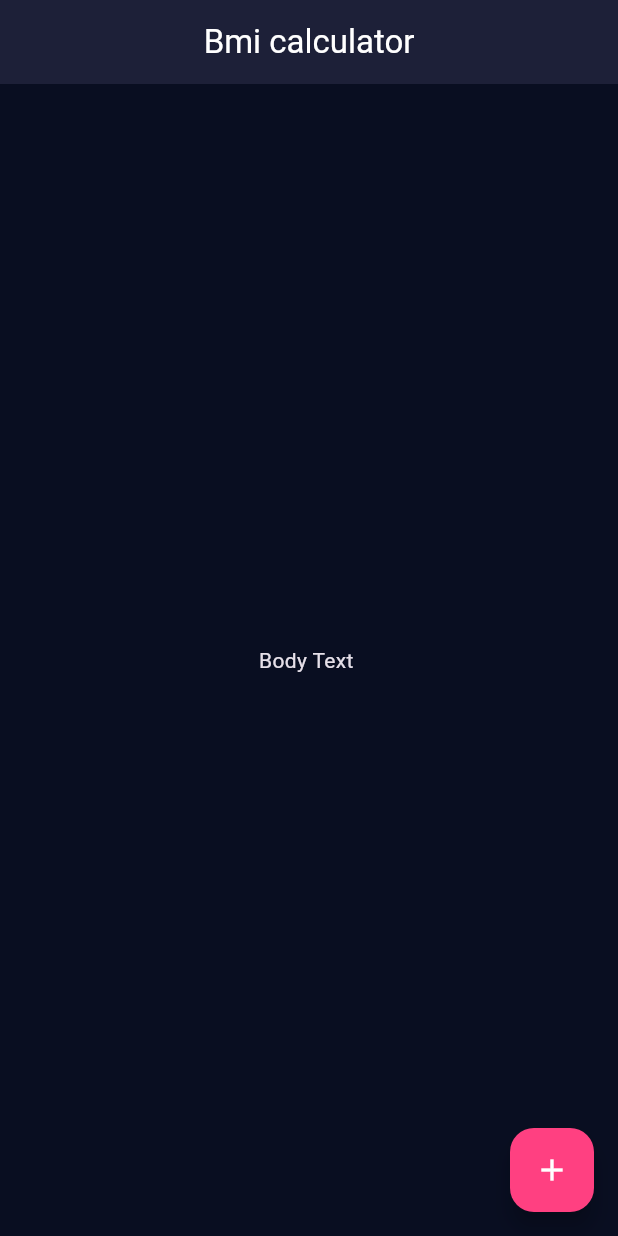
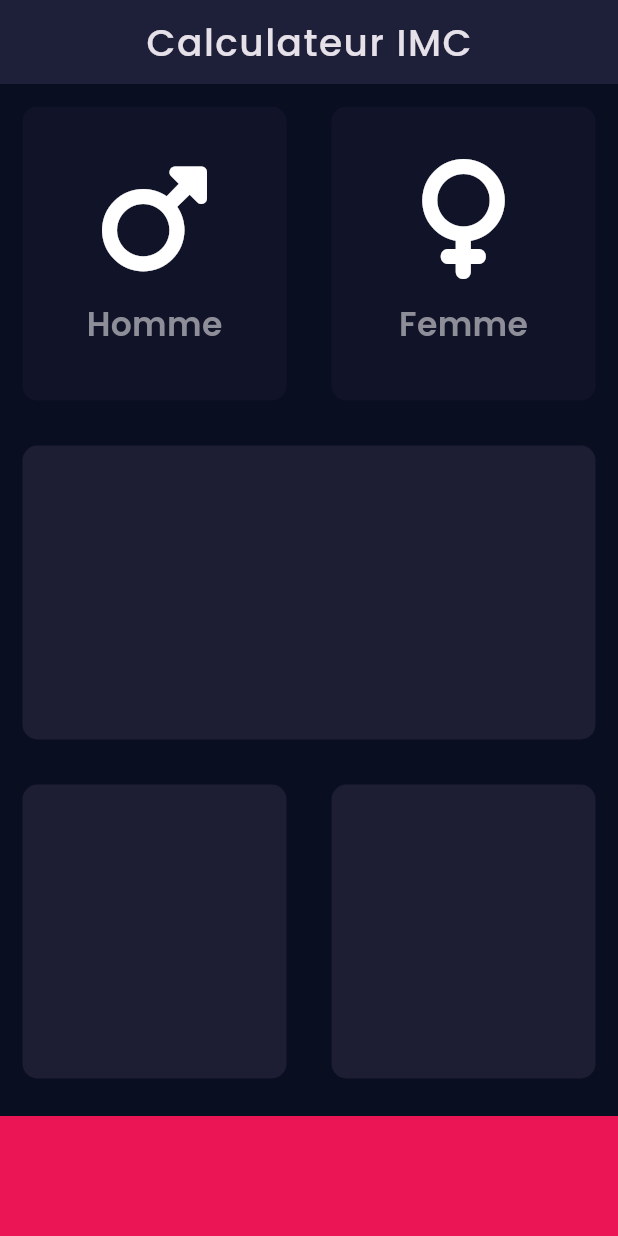
Before and after one commit to Abberate/bmi, a Flutter app: the screen it shows after launch, on a phone screen of 412 x 824 dp. Run offline on Flutter 3.47's test engine with Material 3 defaults, Android fonts, the phone set to English and light mode, and no system bars; our stand-ins replace font_awesome_flutter, google_fonts.

Commit message:
git_comit_08/06/2024

```diff
--- /dev/null
+++ b/lib/icon_content.dart
@@ -0,0 +1,30 @@
+import 'package:flutter/material.dart';
+import 'package:google_fonts/google_fonts.dart';
+
+final TextStyle textStyle = GoogleFonts.poppins(
+  fontSize: 22,
+  fontWeight: FontWeight.w600,
+  color: const Color(0xFF8D8E98),
+);
+
+
+class IconContent extends StatelessWidget {
+  IconContent({required this.icon, required this.texte});
+  final IconData icon;
+  final String texte;
+
+  @override
+  Widget build(BuildContext context) {
+    return Column(
+      mainAxisAlignment: MainAxisAlignment.center,
+      children: [
+        Icon(icon,size: 80.0,),
+        const SizedBox(height: 15),
+        Text(
+          texte,
+          style: textStyle,
+        )
+      ],
+    );
+  }
+}
--- /dev/null
+++ b/lib/input_page.dart
@@ -0,0 +1,93 @@
+import 'package:flutter/material.dart';
+import 'package:font_awesome_flutter/font_awesome_flutter.dart';
+import 'package:google_fonts/google_fonts.dart';
+import 'package:bmi/reusable_card.dart';
+import 'package:bmi/icon_content.dart';
+
+const bottomContainerHeight = 80.0;
+const activeCardColour = Color(0xFF1D1E33);
+const inactiveCardColor = Color(0xFF111328);
+const bottomContainerColour = Color(0xFFEB1555);
+
+enum Gender { male, female }
+
+class InputPage extends StatefulWidget {
+  const InputPage({super.key});
+
+  @override
+  _InputPageState createState() => _InputPageState();
+}
+
+class _InputPageState extends State<InputPage> {
+
+  Gender? selectedGender;
+
+  @override
+  Widget build(BuildContext context) {
+    return Scaffold(
+      appBar: AppBar(
+        elevation: 05.50,
+        centerTitle: true,
+        backgroundColor: Theme.of(context).primaryColor,
+        title: Text('Calculateur IMC',
+            style: GoogleFonts.poppins(
+                fontSize: 25, fontWeight: FontWeight.w500, letterSpacing: 1)),
+      ),
+      body: Column(
+        children: [
+          Expanded(
+            child: Row(
+              children: [
+                Expanded(
+                  child: GestureDetector(
+                    onTap: () {
+                      setState(() {
+                        selectedGender = Gender.male;
+                      });
+                    },
+                    child: ReusableCard(
+                      couleur: selectedGender == Gender.male ? activeCardColour : inactiveCardColor,
+                      cardChild: IconContent(
+                          icon: FontAwesomeIcons.mars, texte: 'Homme'),
+                    ),
+                  ),
+                ),
+                Expanded(
+                  child: GestureDetector(
+                      onTap: () {
+                        setState(() {
+                          selectedGender = Gender.female;
+                        });
+                      },
+                      child: ReusableCard(
+                          couleur: selectedGender == Gender.female ? activeCardColour :inactiveCardColor,
+                          cardChild: IconContent(
+                              icon: FontAwesomeIcons.venus, texte: 'Femme'))),
+                ),
+              ],
+            ),
+          ),
+          Expanded(child: ReusableCard(couleur: activeCardColour)),
+          Expanded(
+            child: Row(
+              children: [
+                Expanded(
+                  child: ReusableCard(couleur: activeCardColour),
+                ),
+                Expanded(
+                  child: ReusableCard(couleur: activeCardColour),
+                ),
+              ],
+            ),
+          ),
+          Container(
+            decoration: const BoxDecoration(color: bottomContainerColour),
+            margin: const EdgeInsets.only(top: 10),
+            width: double.infinity,
+            height: bottomContainerHeight,
+          )
+        ],
+      ),
+    );
+  }
+}
--- a/lib/main.dart
+++ b/lib/main.dart
@@ -1,3 +1,4 @@
+import 'package:bmi/input_page.dart';
 import 'package:flutter/material.dart';
 
 void main() => runApp(const BMICalculator());
@@ -8,6 +9,7 @@ class BMICalculator extends StatelessWidget {
   @override
   Widget build(BuildContext context) {
     return MaterialApp(
+      debugShowCheckedModeBanner: false,
       theme: ThemeData.dark().copyWith(
         floatingActionButtonTheme: FloatingActionButtonThemeData(backgroundColor: Colors.pinkAccent,foregroundColor: Colors.white ),
         primaryColor: Color(0xff090E21),
@@ -17,32 +19,3 @@ class BMICalculator extends StatelessWidget {
     );
   }
 }
-
-class InputPage extends StatefulWidget {
-  const InputPage({super.key});
-
-  @override
-  _InputPageState createState() => _InputPageState();
-}
-
-class _InputPageState extends State<InputPage> {
-  @override
-  Widget build(BuildContext context) {
-    return Scaffold(
-      appBar: AppBar(
-        elevation: 5.0,
-        centerTitle: true,
-        backgroundColor: Theme.of(context).primaryColor,
-        title: const Text('Bmi calculator',style: TextStyle(color: Colors.white)),
-      ),
-      body: const Center(
-        child: Text('Body Text '),
-      ),
-      floatingActionButton: FloatingActionButton(
-        // backgroundColor: Theme.of(context).primaryColor,
-        onPressed: () {  },
-        child: const Icon(Icons.add,color: Colors.white,),
-      ),
-    );
-  }
-}
--- /dev/null
+++ b/lib/reusable_card.dart
@@ -0,0 +1,17 @@
+import 'package:flutter/material.dart';
+
+class ReusableCard extends StatelessWidget {
+  ReusableCard({required this.couleur, this.cardChild});
+  final Color couleur;
+  final Widget? cardChild;
+
+  @override
+  Widget build(BuildContext context) {
+    return Container(
+      child: cardChild,
+      margin: EdgeInsets.all(15),
+      decoration: BoxDecoration(
+          color: couleur, borderRadius: BorderRadius.circular(10.0)),
+    );
+  }
+}
--- a/pubspec.yaml
+++ b/pubspec.yaml
@@ -35,6 +35,8 @@ dependencies:
   # The following adds the Cupertino Icons font to your application.
   # Use with the CupertinoIcons class for iOS style icons.
   cupertino_icons: ^1.0.6
+  google_fonts: ^6.2.1
+  font_awesome_flutter: ^10.7.0
 
 dev_dependencies:
   flutter_test:
```
Also changed, not shown: pubspec.lock.
